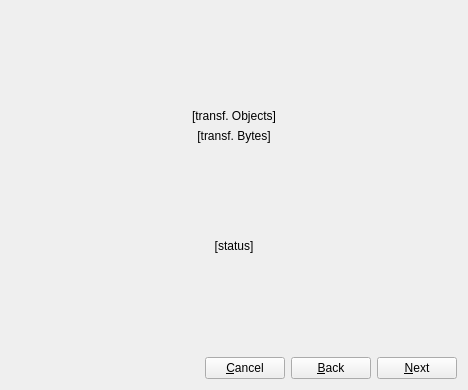
This is src/Dialogs/gitdialog.ui in pasbi/CAN as Qt 5 draws it before an edit. The edited form follows.
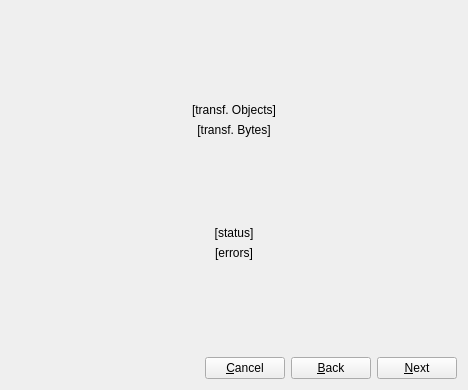
This is the edited form. The open tabs and pages were chosen to show the change. Icons and pictures are not drawn.

Commit message: improved git error handling

What changed in the file:
```diff
--- a/src/Dialogs/gitdialog.ui
+++ b/src/Dialogs/gitdialog.ui
@@ -267,6 +267,16 @@
          </property>
         </widget>
        </item>
+       <item>
+        <widget class="QLabel" name="errorLabel">
+         <property name="text">
+          <string notr="true">[errors]</string>
+         </property>
+         <property name="alignment">
+          <set>Qt::AlignCenter</set>
+         </property>
+        </widget>
+       </item>
        <item>
         <spacer name="verticalSpacer_4">
          <property name="orientation">
```
Left out of the diff: 2 changed lines with no effect on the pictures. The commit also changes 2 other files.
